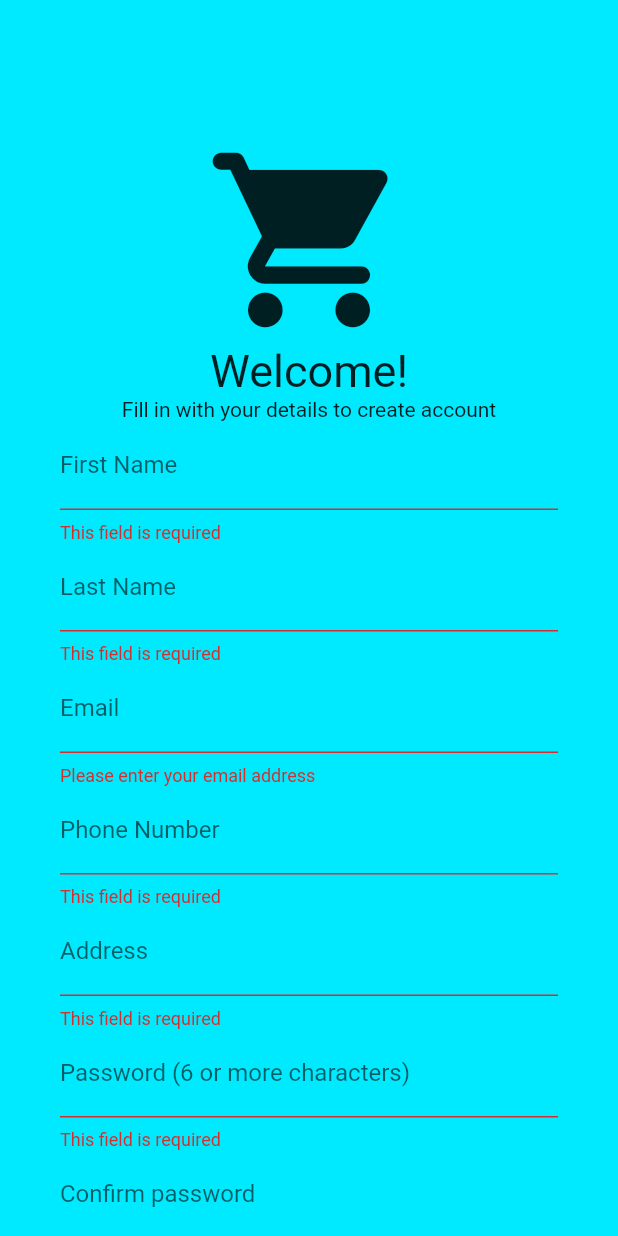
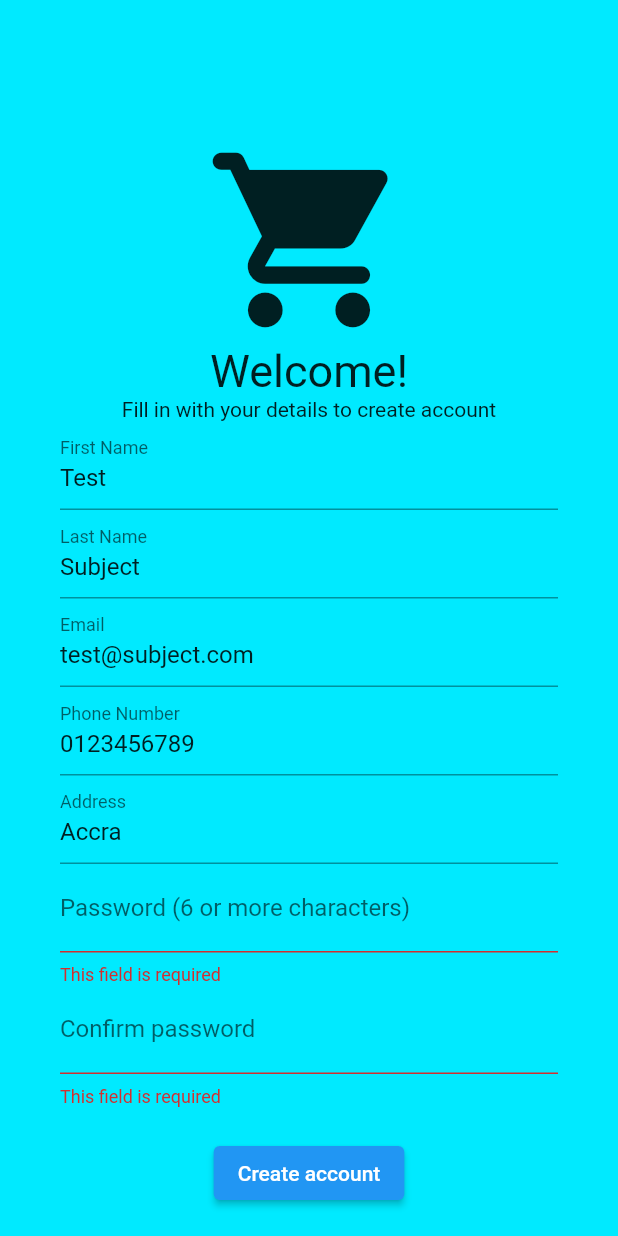
Before and after one commit to valdodotcom/COE356-VorTech, a Flutter app: the NewAccountPage screen opened directly, after a tap on "Create account", on a phone screen of 412 x 824 dp. Run offline on Flutter 3.47's test engine with Material 2 defaults, Android fonts, the phone set to English and light mode, and no system bars; our stand-ins replace dio; missing offline and left inert: number_inc_dec.

Commit message:
HTTP Post Changed to Dio Post for Sign In Page & New Account Page
Works well, only problem in it is with the response status codes for the sign-in page. Will be worked on again later.
Default data has been added to the text fields for quicker signing in.

```diff
--- a/instashop/lib/ui/new_account_page.dart
+++ b/instashop/lib/ui/new_account_page.dart
@@ -1,8 +1,9 @@
 import 'package:flutter/cupertino.dart';
 import 'package:flutter/material.dart';
 import 'package:flutter/services.dart';
-import 'package:http/http.dart' as http;
-// import 'package:instashop/config/link.dart' as link;
+import 'package:instashop/config/link.dart' as link;
+// import 'package:http/http.dart' as http;
+import 'package:dio/dio.dart';
 import '../ui/categories.dart';
 import '../ui/sign_in_page.dart';
 
@@ -14,15 +15,17 @@ class NewAccountPage extends StatefulWidget {
 }
 
 class _NewAccountPageState extends State<NewAccountPage> {
+  Dio dio = new Dio();
+
   // key to access the form
   final _formKey = GlobalKey<FormState>();
 
   // controllers for form input
-  var _firstNameController = TextEditingController();
-  var _lastNameController = TextEditingController();
-  var _emailController = TextEditingController();
-  var _phoneNumberController = TextEditingController();
-  var _addressController = TextEditingController();
+  var _firstNameController = TextEditingController(text: "Test");
+  var _lastNameController = TextEditingController(text: "Subject");
+  var _emailController = TextEditingController(text: "test@subject.com");
+  var _phoneNumberController = TextEditingController(text: "0123456789");
+  var _addressController = TextEditingController(text: "Accra");
   var _passwordController = TextEditingController();
   var _secondPasswordController = TextEditingController();
 
@@ -35,20 +38,23 @@ class _NewAccountPageState extends State<NewAccountPage> {
   // function triggered when user presses sign up
   Future<void> _trySubmitForm() async {
     final isValid = _formKey.currentState!.validate();
+
+    dynamic data = {
+      "CustomerFirstName": _firstNameController.text,
+      "CustomerLastName": _lastNameController.text,
+      "CustomerEmail": _emailController.text,
+      "CustomerPhoneNo": _phoneNumberController.text,
+      "CustomerPassword": _passwordController.text,
+      "CustomerAddress": _addressController.text
+    };
+
     if (isValid) {
-      var response = await http.post(Uri.parse("https://retoolapi.dev/Pw7xES/new-customer-info"),
-          body: ({
-            "CustomerFirstName": _firstNameController.text,
-            "CustomerLastName": _lastNameController.text,
-            "CustomerEmail": _emailController.text,
-            "CustomerPhoneNo": _phoneNumberController.text,
-            "CustomerPassword": _passwordController.text,
-            "CustomerAddress": _addressController.text
-          }));
-      if (response.statusCode == 201) {
+      var response = await dio.post("${link.server}new-customer-info",
+          data: data, options: Options());
+
+      if (response.statusCode == 200) {
         var router = new MaterialPageRoute(
-            builder: (BuildContext context) =>
-            new Categories());
+            builder: (BuildContext context) => new Categories());
         Navigator.of(context).push(router);
 
         print('Everything looks good!');
@@ -56,17 +62,13 @@ class _NewAccountPageState extends State<NewAccountPage> {
         print(_userName);
         print(_password);
         print(_confirmPassword);
-
-
       } else {
         ScaffoldMessenger.of(context)
-            .showSnackBar(SnackBar(content: Text("Invalid Credentials")));
+            .showSnackBar(SnackBar(content: Text("An Error Occurred")));
 
-        print(response.body);
       }
 
-
-
+      print(response.data);
 
       /*
       Continue processing the provided information with your own logic
@@ -77,7 +79,6 @@ class _NewAccountPageState extends State<NewAccountPage> {
 
   @override
   Widget build(BuildContext context) {
-
     return new Scaffold(
       backgroundColor: Color(0xff00eaff),
       body: new ListView(
@@ -172,7 +173,6 @@ class _NewAccountPageState extends State<NewAccountPage> {
                           },
                           onChanged: (value) => _userName = value,
                         ),
-
                         new TextFormField(
                           controller: _addressController,
                           decoration: new InputDecoration(
@@ -190,8 +190,6 @@ class _NewAccountPageState extends State<NewAccountPage> {
                           },
                           onChanged: (value) => _userName = value,
                         ),
-
-
                         new TextFormField(
                           controller: _passwordController,
                           decoration: new InputDecoration(
@@ -250,7 +248,6 @@ class _NewAccountPageState extends State<NewAccountPage> {
   }
 }
 
-
 /*
 Future<void> makePostRequest() async {
   const urlPrefix = 'http://10.74.236.15:8000/';
--- a/instashop/lib/ui/sign_in_page.dart
+++ b/instashop/lib/ui/sign_in_page.dart
@@ -2,7 +2,6 @@ import '../ui/new_account_page.dart';
 import 'package:flutter/material.dart';
 import '../ui/categories.dart';
 import 'package:instashop/config/link.dart' as link;
-// import 'package:http/http.dart' as http;
 import 'package:dio/dio.dart';
 
 class SignInPage extends StatefulWidget {
@@ -15,8 +14,8 @@ class SignInPage extends StatefulWidget {
 class _SignInPageState extends State<SignInPage> {
   Dio dio = new Dio();
 
-  var _emailController = TextEditingController();
-  var _passwordController = TextEditingController();
+  var _emailController = TextEditingController(text: "valdoato@gmail.com");
+  var _passwordController = TextEditingController(text: "insertrandomshithere");
   final _formKey = GlobalKey<FormState>();
 
   String _userEmail = '';
```
